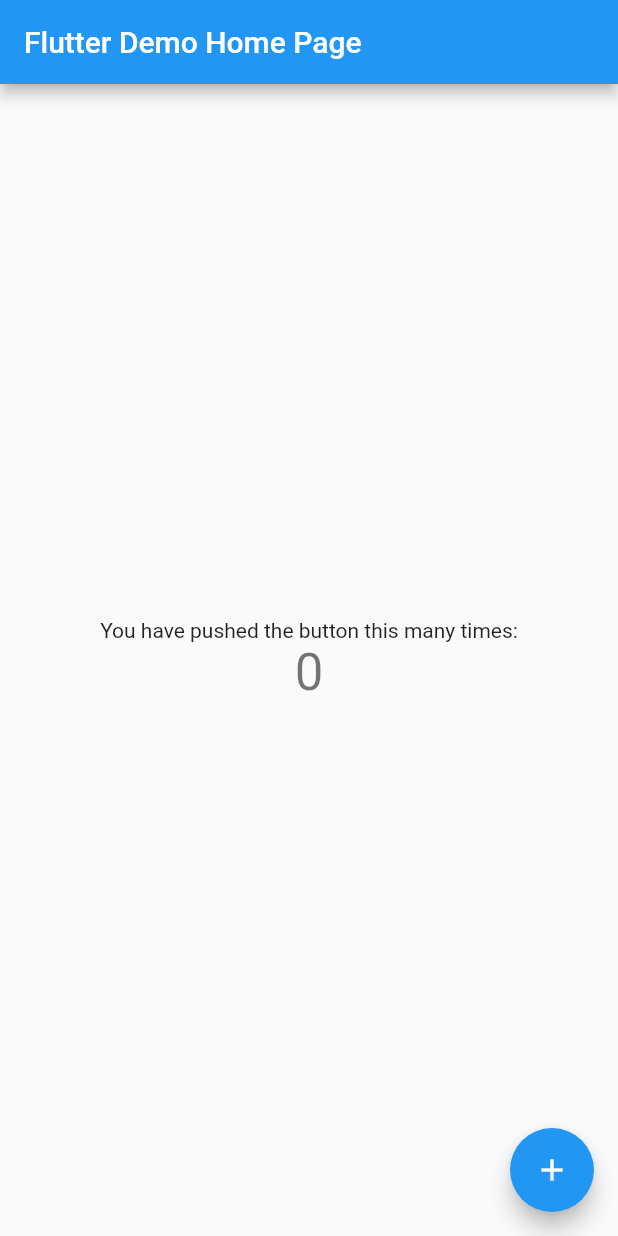
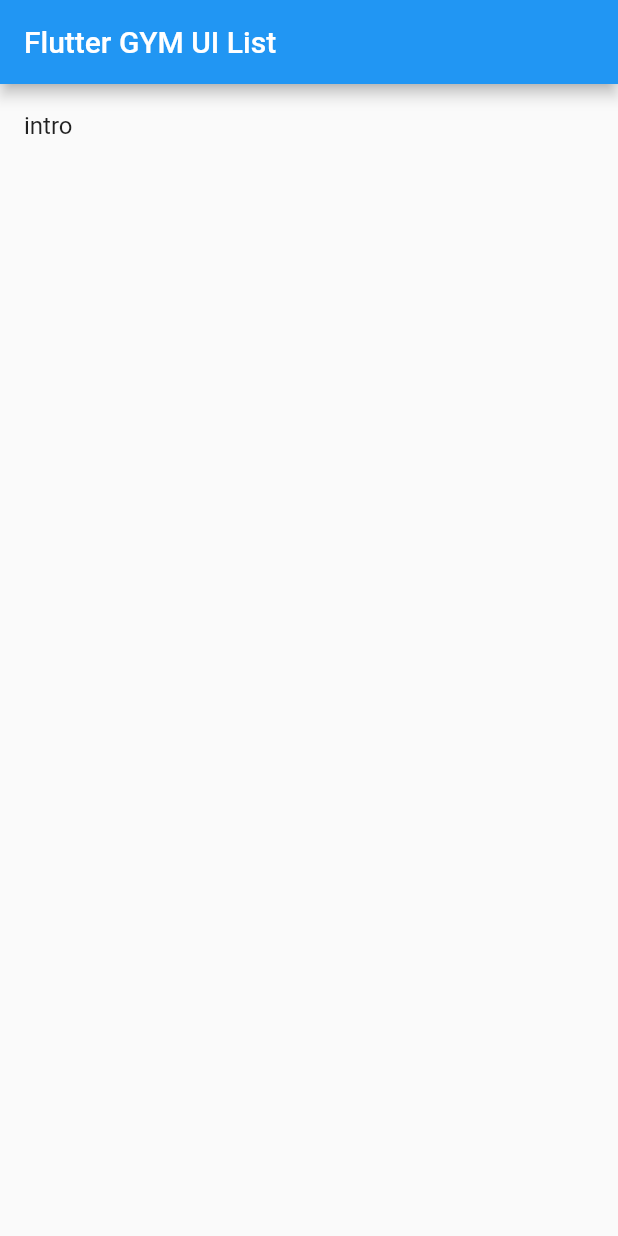
Before and after one commit to do-ockhyun/flutter_ui, a Flutter app: the screen it shows after launch, on a phone screen of 412 x 824 dp. Run offline on Flutter 3.47's test engine with Material 2 defaults, Android fonts, the phone set to English and light mode, and no system bars.

Commit message:
home page (list)

```diff
--- a/lib/main.dart
+++ b/lib/main.dart
@@ -1,4 +1,5 @@
 import 'package:flutter/material.dart';
+import 'package:flutter_ui/pages/intro.dart';
 
 void main() {
   runApp(const MyApp());
@@ -13,103 +14,43 @@ class MyApp extends StatelessWidget {
     return MaterialApp(
       title: 'Flutter Demo',
       theme: ThemeData(
-        // This is the theme of your application.
-        //
-        // Try running your application with "flutter run". You'll see the
-        // application has a blue toolbar. Then, without quitting the app, try
-        // changing the primarySwatch below to Colors.green and then invoke
-        // "hot reload" (press "r" in the console where you ran "flutter run",
-        // or simply save your changes to "hot reload" in a Flutter IDE).
-        // Notice that the counter didn't reset back to zero; the application
-        // is not restarted.
         primarySwatch: Colors.blue,
       ),
-      home: const MyHomePage(title: 'Flutter Demo Home Page'),
+      home: const MyHomePage(),
     );
   }
 }
 
-class MyHomePage extends StatefulWidget {
-  const MyHomePage({super.key, required this.title});
+class PageInfo {
+  String name;
+  Widget widget;
 
-  // This widget is the home page of your application. It is stateful, meaning
-  // that it has a State object (defined below) that contains fields that affect
-  // how it looks.
-
-  // This class is the configuration for the state. It holds the values (in this
-  // case the title) provided by the parent (in this case the App widget) and
-  // used by the build method of the State. Fields in a Widget subclass are
-  // always marked "final".
-
-  final String title;
-
-  @override
-  State<MyHomePage> createState() => _MyHomePageState();
+  PageInfo(this.name, this.widget);
 }
 
-class _MyHomePageState extends State<MyHomePage> {
-  int _counter = 0;
+List<PageInfo> _list = [PageInfo('intro', const IntroPage())];
 
-  void _incrementCounter() {
-    setState(() {
-      // This call to setState tells the Flutter framework that something has
-      // changed in this State, which causes it to rerun the build method below
-      // so that the display can reflect the updated values. If we changed
-      // _counter without calling setState(), then the build method would not be
-      // called again, and so nothing would appear to happen.
-      _counter++;
-    });
-  }
-
+class MyHomePage extends StatelessWidget {
+  const MyHomePage({super.key});
   @override
   Widget build(BuildContext context) {
-    // This method is rerun every time setState is called, for instance as done
-    // by the _incrementCounter method above.
-    //
-    // The Flutter framework has been optimized to make rerunning build methods
-    // fast, so that you can just rebuild anything that needs updating rather
-    // than having to individually change instances of widgets.
     return Scaffold(
       appBar: AppBar(
-        // Here we take the value from the MyHomePage object that was created by
-        // the App.build method, and use it to set our appbar title.
-        title: Text(widget.title),
+        title: const Text("Flutter GYM UI List"),
       ),
-      body: Center(
-        // Center is a layout widget. It takes a single child and positions it
-        // in the middle of the parent.
-        child: Column(
-          // Column is also a layout widget. It takes a list of children and
-          // arranges them vertically. By default, it sizes itself to fit its
-          // children horizontally, and tries to be as tall as its parent.
-          //
-          // Invoke "debug painting" (press "p" in the console, choose the
-          // "Toggle Debug Paint" action from the Flutter Inspector in Android
-          // Studio, or the "Toggle Debug Paint" command in Visual Studio Code)
-          // to see the wireframe for each widget.
-          //
-          // Column has various properties to control how it sizes itself and
-          // how it positions its children. Here we use mainAxisAlignment to
-          // center the children vertically; the main axis here is the vertical
-          // axis because Columns are vertical (the cross axis would be
-          // horizontal).
-          mainAxisAlignment: MainAxisAlignment.center,
-          children: <Widget>[
-            const Text(
-              'You have pushed the button this many times:',
-            ),
-            Text(
-              '$_counter',
-              style: Theme.of(context).textTheme.headlineMedium,
-            ),
-          ],
-        ),
-      ),
-      floatingActionButton: FloatingActionButton(
-        onPressed: _incrementCounter,
-        tooltip: 'Increment',
-        child: const Icon(Icons.add),
-      ), // This trailing comma makes auto-formatting nicer for build methods.
+      body: ListView.builder(
+          itemCount: _list.length,
+          itemBuilder: (_, i) {
+            return ListTile(
+              title: Text(_list[i].name),
+              onTap: () {
+                Navigator.push(
+                  context,
+                  MaterialPageRoute(builder: (context) => _list[i].widget),
+                );
+              },
+            );
+          }),
     );
   }
 }
```
Also changed, not shown: lib/pages/intro.dart (added, +11 -0 lines).
